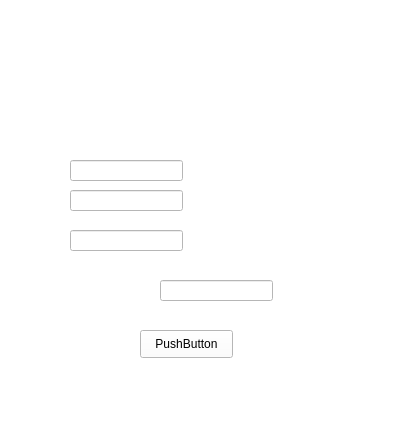
Above: OQ_Client/registerwindow.ui from tsssni/OQ before the change. Below: the same form after it.
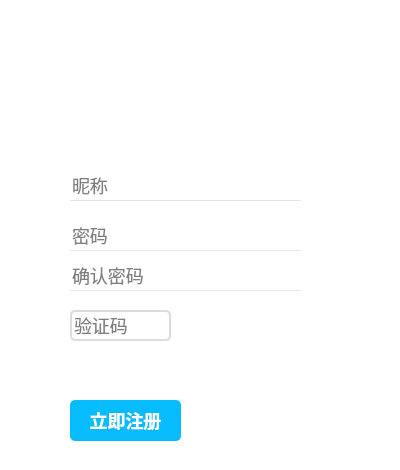
That is the form after the change. Icons and pictures are not drawn.

```diff
--- a/OQ_Client/registerwindow.ui
+++ b/OQ_Client/registerwindow.ui
@@ -7,7 +7,7 @@
     <x>0</x>
     <y>0</y>
     <width>400</width>
-    <height>430</height>
+    <height>470</height>
    </rect>
   </property>
   <property name="windowTitle">
@@ -16,59 +16,150 @@
   <property name="styleSheet">
    <string notr="true">QWidget{
 	background-color: rgb(255,255,255);
+}
+QLineEdit
+{
+	border:none;
+	border-bottom:1px solid rgb(229,229,229);
+	font:18px;
+}
+QLineEdit#vcode
+{
+	border-radius:5px;
+	border:2px solid rgb(220,220,220);
+	font:18px;
+}
+QPushButton
+{
+	background-color: rgb(7,188,252);
+	border-radius:5px;
+	font:18px;
+	font-weight:500;
+	color:white;
+}
+QPushButton:hover
+{
+	background-color: rgb(6, 201, 255);
+}
+QLabel{
+	background-color: rgb(0,0,0,0%);
+}
+QLabel#word1{
+	font:40px;
+	font-weight:500;
+	color:white;
+}
+QLabel#word2{
+	font:18px;
+	font-weight:500;
+	color:white;
 }</string>
   </property>
   <widget class="QLineEdit" name="uid">
    <property name="geometry">
     <rect>
      <x>70</x>
-     <y>160</y>
-     <width>113</width>
-     <height>21</height>
+     <y>170</y>
+     <width>231</width>
+     <height>31</height>
     </rect>
    </property>
+   <property name="placeholderText">
+    <string>昵称</string>
+   </property>
   </widget>
   <widget class="QLineEdit" name="upsw">
    <property name="geometry">
     <rect>
      <x>70</x>
-     <y>190</y>
-     <width>113</width>
-     <height>21</height>
+     <y>220</y>
+     <width>231</width>
+     <height>31</height>
     </rect>
    </property>
+   <property name="placeholderText">
+    <string>密码</string>
+   </property>
   </widget>
   <widget class="QLineEdit" name="upsw2">
    <property name="geometry">
     <rect>
      <x>70</x>
-     <y>230</y>
-     <width>113</width>
-     <height>21</height>
+     <y>260</y>
+     <width>231</width>
+     <height>31</height>
     </rect>
    </property>
+   <property name="placeholderText">
+    <string>确认密码</string>
+   </property>
   </widget>
-  <widget class="QLineEdit" name="lineEdit_4">
+  <widget class="QLineEdit" name="vcode">
    <property name="geometry">
     <rect>
-     <x>160</x>
-     <y>280</y>
-     <width>113</width>
-     <height>21</height>
+     <x>70</x>
+     <y>310</y>
+     <width>101</width>
+     <height>31</height>
     </rect>
    </property>
+   <property name="placeholderText">
+    <string>验证码</string>
+   </property>
   </widget>
-  <widget class="QPushButton" name="pushButton">
+  <widget class="QPushButton" name="registerbutton">
    <property name="geometry">
     <rect>
-     <x>140</x>
-     <y>330</y>
-     <width>93</width>
-     <height>28</height>
+     <x>70</x>
+     <y>400</y>
+     <width>111</width>
+     <height>41</height>
     </rect>
    </property>
    <property name="text">
-    <string>PushButton</string>
+    <string>立即注册</string>
+   </property>
+  </widget>
+  <widget class="QLabel" name="picture">
+   <property name="geometry">
+    <rect>
+     <x>0</x>
+     <y>0</y>
+     <width>400</width>
+     <height>140</height>
+    </rect>
+   </property>
+   <property name="text">
+    <string/>
+   </property>
+   <property name="pixmap">
+    <pixmap resource="Resource.qrc">:/Resource/background2.png</pixmap>
+   </property>
+  </widget>
+  <widget class="QLabel" name="word1">
+   <property name="geometry">
+    <rect>
+     <x>50</x>
+     <y>20</y>
+     <width>221</width>
+     <height>81</height>
+    </rect>
+   </property>
+   <property name="text">
+    <string>欢迎注册OQ</string>
+   </property>
+  </widget>
+  <widget class="QLabel" name="word2">
+   <property name="geometry">
+    <rect>
+     <x>50</x>
+     <y>90</y>
+     <width>151</width>
+     <height>31</height>
+    </rect>
+   </property>
+   <property name="text">
+    <string>每一天，乐在沟通</string>
    </property>
   </widget>
  </widget>
```
Left out of the diff: 4 changed lines with no effect on the pictures.
